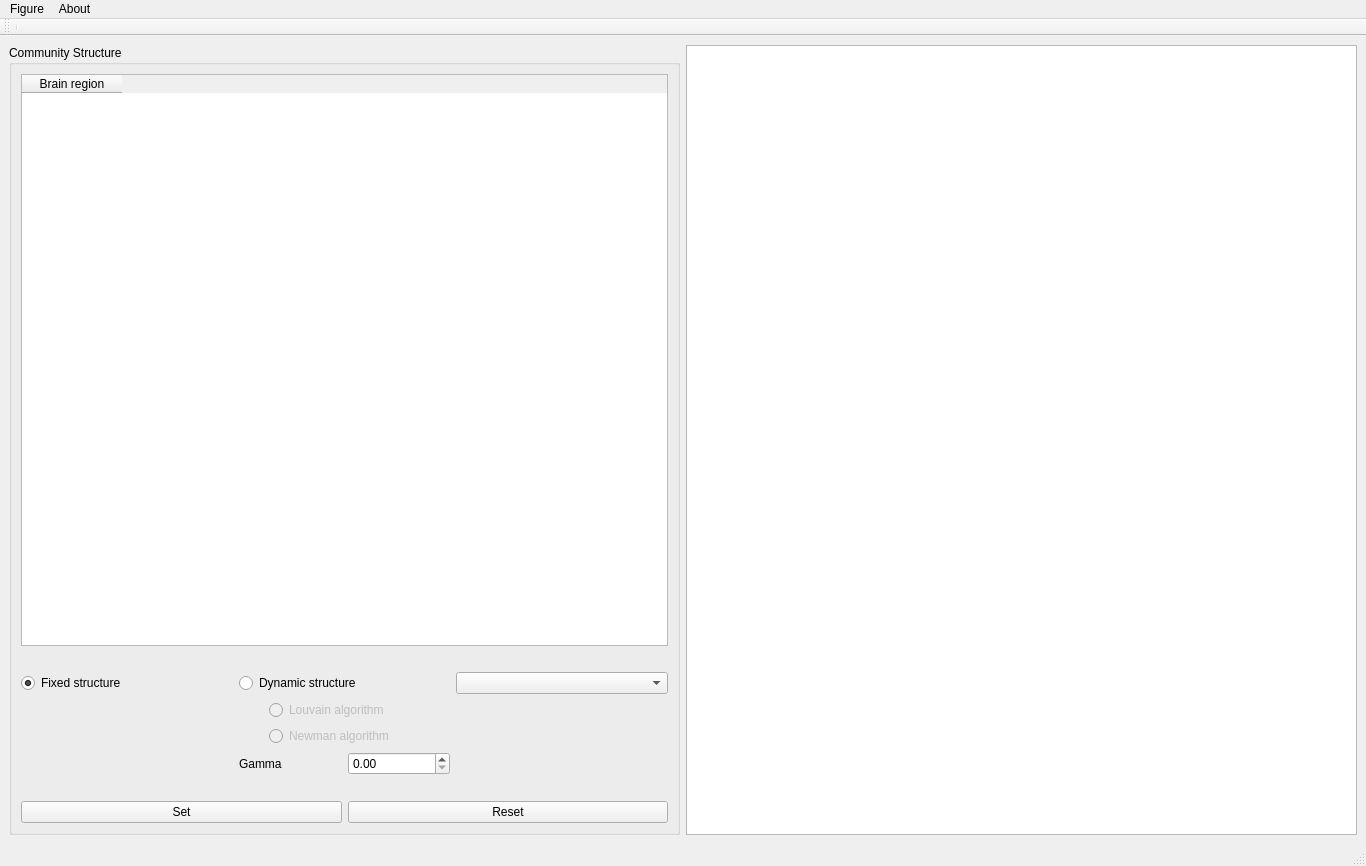
Above: braphy/gui/ui_files/community_structure.ui from softmatterlab/Braph-2.0-Python before the change. Below: the same form after it.
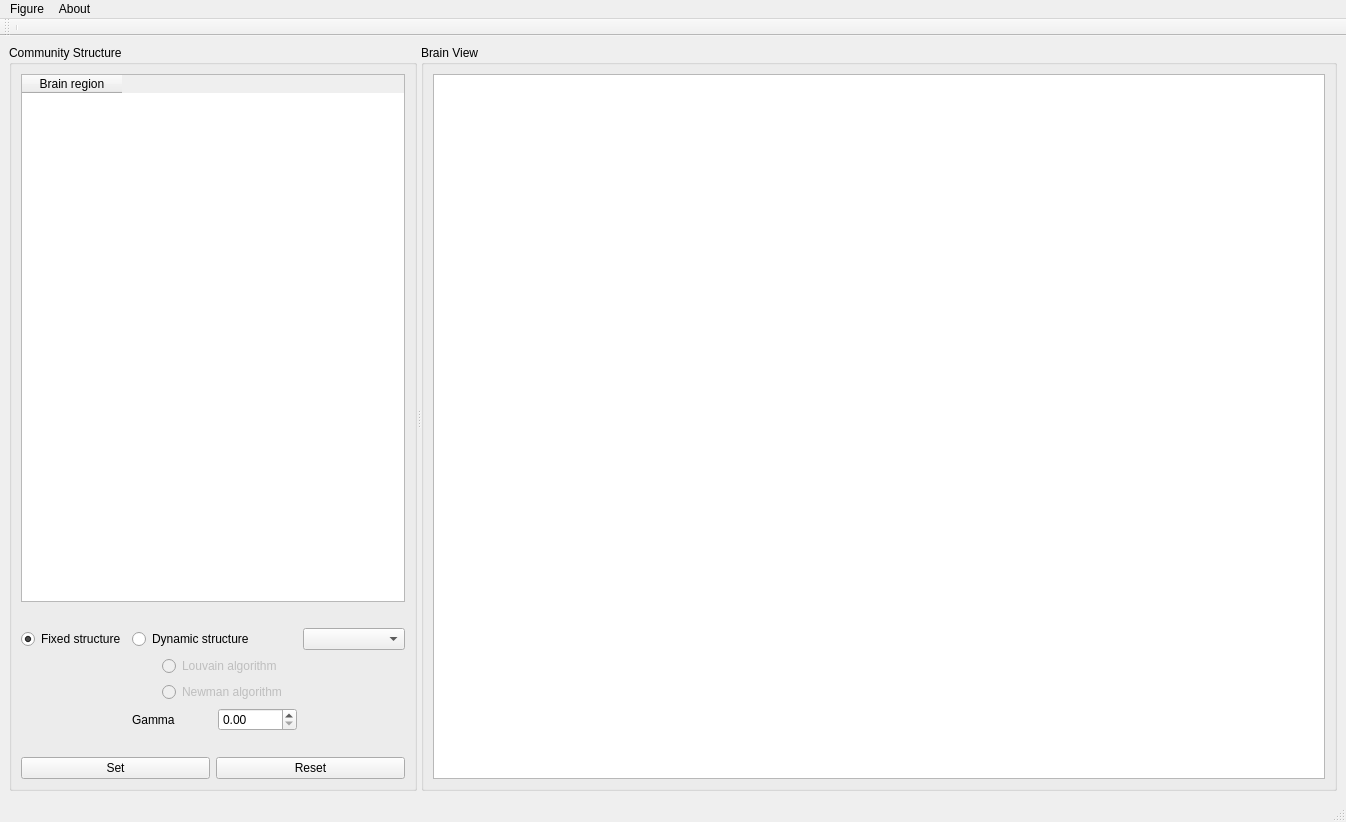
That is the form after the change. Custom widgets are drawn as their Qt base class.

Commit message: Add brain view to community structure

Patch:
```diff
--- a/braphy/gui/ui_files/community_structure.ui
+++ b/braphy/gui/ui_files/community_structure.ui
@@ -6,8 +6,8 @@
    <rect>
     <x>0</x>
     <y>0</y>
-    <width>1366</width>
-    <height>866</height>
+    <width>1346</width>
+    <height>822</height>
    </rect>
   </property>
   <property name="windowTitle">
@@ -16,11 +16,10 @@
   <widget class="QWidget" name="centralwidget">
    <layout class="QHBoxLayout" name="horizontalLayout">
     <item>
-     <layout class="QHBoxLayout" name="horizontalLayout_2">
-      <property name="rightMargin">
-       <number>0</number>
+     <widget class="QSplitter" name="splitter">
+      <property name="orientation">
+       <enum>Qt::Horizontal</enum>
       </property>
-      <item>
        <widget class="QGroupBox" name="groupBox">
         <property name="title">
          <string>Community Structure</string>
@@ -184,11 +183,30 @@
          </item>
         </layout>
        </widget>
-      </item>
+      <widget class="QGroupBox" name="groupBoxBrain">
+       <property name="minimumSize">
+        <size>
+         <width>825</width>
+         <height>0</height>
+        </size>
+       </property>
+       <property name="title">
+        <string>Brain View</string>
+       </property>
+       <layout class="QHBoxLayout" name="horizontalLayout_5">
       <item>
-       <widget class="BrainAtlasWidget" name="brainWidget"/>
-      </item>
-     </layout>
+         <widget class="BrainAtlasWidget" name="brainWidget">
+          <property name="minimumSize">
+           <size>
+            <width>825</width>
+            <height>300</height>
+           </size>
+          </property>
+         </widget>
+        </item>
+       </layout>
+      </widget>
+     </widget>
     </item>
    </layout>
   </widget>
@@ -197,7 +215,7 @@
     <rect>
      <x>0</x>
      <y>0</y>
-     <width>1366</width>
+     <width>1346</width>
      <height>22</height>
     </rect>
    </property>
```
Lines whose indentation alone changed are shown as unchanged. The commit also changes 5 other files.
